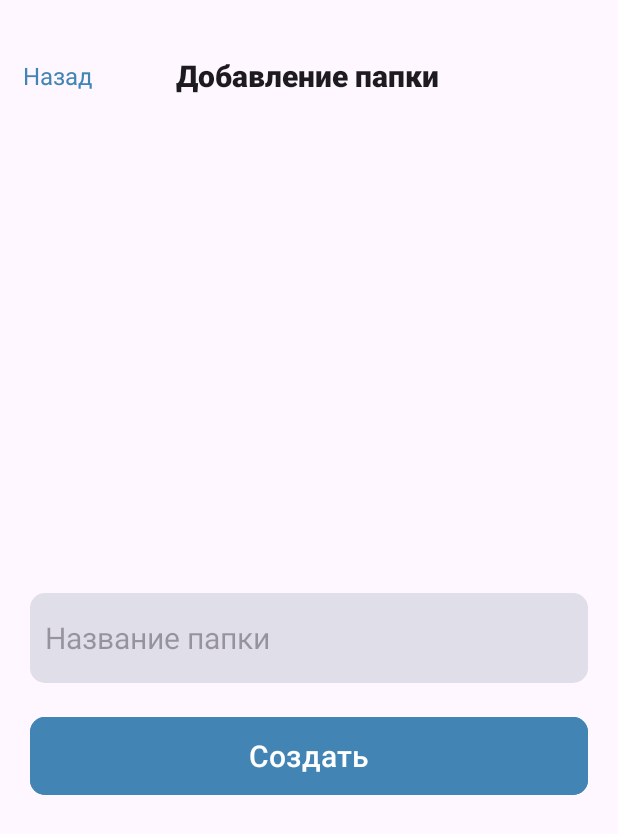
After one commit to marcuryyy/EduVisionApp, an Android app: the AddTestFolderActivity screen opened directly, with no data from a screen before it, on a phone screen of 412 x 824 dp. The commit adds this screen. Shown: the top 834 px of the screen. Run offline under Robolectric (Android 15) with nearby library versions, the phone set to English and light mode, and no system bars.

Commit message:
Added possibility to create folders w/ questions

```diff
--- /dev/null
+++ b/app/src/main/java/com/example/testproject/AddTestFolderActivity.kt
@@ -0,0 +1,40 @@
+package com.example.testproject
+
+import android.content.Intent
+import android.os.Bundle
+import android.widget.Button
+import android.widget.EditText
+import android.widget.TextView
+import android.widget.Toast
+
+
+class AddTestFolderActivity : BaseActivity()  {
+    override fun onCreate(savedInstanceState: Bundle?) {
+        super.onCreate(savedInstanceState)
+        setContentView(R.layout.activity_add_folder)
+        val folderName: EditText = findViewById(R.id.folder_name)
+        val add_button: Button = findViewById(R.id.button_create_folder)
+        val back_button: TextView = findViewById(R.id.backButton)
+
+        add_button.setOnClickListener {
+            val folder_name: String = folderName.text.toString()
+            if(folder_name != "") {
+                val db = DBfolders(this, null)
+                if(db.findFolder(folder_name)){
+                    Toast.makeText(this, "Такая папка уже существует!", Toast.LENGTH_SHORT).show()
+                }
+                else {
+                    db.addFolder(FolderCreator(folder_name))
+                    val intent = Intent(this, MyFoldersActivity::class.java)
+                    startActivity(intent)
+                }
+            } else Toast.makeText(this, "Нет названия папки!", Toast.LENGTH_LONG).show()
+        }
+
+        back_button.setOnClickListener{
+            onBackPressed()
+            overridePendingTransition(R.anim.slide_in_left, R.anim.slide_out_right)
+        }
+    }
+
+}
--- a/app/src/main/java/com/example/testproject/AddTestsActivity.kt
+++ b/app/src/main/java/com/example/testproject/AddTestsActivity.kt
@@ -21,7 +21,7 @@ class AddTestsActivity : BaseActivity() {
         val checkbox_three: CheckBox = findViewById(R.id.checkBoxVar3)
         val checkbox_four: CheckBox = findViewById(R.id.checkBoxVar4)
         val back_button: TextView = findViewById(R.id.backButton)
-
+        val folder_name = intent.getStringExtra("folder_name").toString()
         add_button.setOnClickListener {
             val testName: String = testNameText.text.toString()
             if(testName != "") {
@@ -39,8 +39,9 @@ class AddTestsActivity : BaseActivity() {
                 }
 
                 val db = DBtests(this, null)
-                db.addTest(TestCreator(testName, right_answer))
+                db.addTest(TestCreator(folder_name, testName, right_answer))
                 val intent = Intent(this, MyTestsActivity::class.java)
+                intent.putExtra("folder_name", folder_name)
                 startActivity(intent)
             } else Toast.makeText(this, "Нет названия теста!", Toast.LENGTH_LONG).show()
         }
--- a/app/src/main/java/com/example/testproject/DBtests.kt
+++ b/app/src/main/java/com/example/testproject/DBtests.kt
@@ -10,7 +10,7 @@ class DBtests(val context: Context, val factory: SQLiteDatabase.CursorFactory?)
     SQLiteOpenHelper(context, "TestStorage", factory, 1) {
 
     override fun onCreate(db: SQLiteDatabase?) {
-        val query = "CREATE TABLE tests (id INTEGER PRIMARY KEY AUTOINCREMENT, question_text TEXT, right_answer TEXT)"
+        val query = "CREATE TABLE tests (id INTEGER PRIMARY KEY AUTOINCREMENT, folder_id TEXT, question_text TEXT, right_answer TEXT)"
         db!!.execSQL(query)
     }
 
@@ -21,6 +21,7 @@ class DBtests(val context: Context, val factory: SQLiteDatabase.CursorFactory?)
 
     fun addTest(test_example: TestCreator){
         val values = ContentValues()
+        values.put("folder_id", test_example.folder_id)
         values.put("question_text", test_example.question_text)
         values.put("right_answer", test_example.right_answer)
 
--- /dev/null
+++ b/app/src/main/java/com/example/testproject/FolderCreator.kt
@@ -0,0 +1,6 @@
+package com.example.testproject
+
+class FolderCreator(title: String) {
+    val folder_name: String = title
+
+}
--- a/app/src/main/java/com/example/testproject/MyClasses.kt
+++ b/app/src/main/java/com/example/testproject/MyClasses.kt
@@ -45,7 +45,7 @@ class MyClasses : BaseActivity()  {
         }
 
         my_tests_button.setOnClickListener {
-            val intent = Intent(this, MyTestsActivity::class.java)
+            val intent = Intent(this, MyFoldersActivity::class.java)
             startActivity(intent)
             overridePendingTransition(R.anim.slide_in_right, R.anim.slide_out_left)
         }
--- a/app/src/main/java/com/example/testproject/TestCreator.kt
+++ b/app/src/main/java/com/example/testproject/TestCreator.kt
@@ -1,6 +1,7 @@
 package com.example.testproject
 
-class TestCreator(text: String, answer: String) {
+class TestCreator(folder_id: String, text: String, answer: String) {
     val question_text: String = text
+    val folder_id = folder_id
     val right_answer: String = answer
 }
--- /dev/null
+++ b/app/src/main/res/layout/activity_add_folder.xml
@@ -0,0 +1,90 @@
+<?xml version="1.0" encoding="utf-8"?>
+<androidx.constraintlayout.widget.ConstraintLayout xmlns:android="http://schemas.android.com/apk/res/android"
+    xmlns:app="http://schemas.android.com/apk/res-auto"
+    xmlns:tools="http://schemas.android.com/tools"
+    android:id="@+id/main"
+    android:layout_width="match_parent"
+    android:layout_height="match_parent"
+    android:fitsSystemWindows="true"
+    android:windowTranslucentNavigation="true"
+    android:windowTranslucentStatus="true"
+    tools:context=".AuthActivity">
+
+    <androidx.constraintlayout.widget.ConstraintLayout
+        android:id="@+id/linearLayout3"
+        android:layout_width="match_parent"
+        android:layout_height="50dp"
+        android:layout_marginTop="25dp"
+        app:layout_constraintEnd_toEndOf="parent"
+        app:layout_constraintHorizontal_bias="0.0"
+        app:layout_constraintStart_toStartOf="parent"
+        app:layout_constraintTop_toTopOf="parent">
+
+        <TextView
+            android:id="@+id/backButton"
+            android:layout_width="wrap_content"
+            android:layout_height="wrap_content"
+            android:layout_marginStart="15dp"
+            android:gravity="center"
+            android:text="Назад"
+            android:textColor="@color/lightblue"
+            android:textSize="16sp"
+            app:layout_constraintBottom_toBottomOf="parent"
+            app:layout_constraintStart_toStartOf="parent"
+            app:layout_constraintTop_toTopOf="parent" />
+
+        <TextView
+            android:id="@+id/add_test_folder_label"
+            android:layout_width="wrap_content"
+            android:layout_height="wrap_content"
+            android:clickable="false"
+            android:fontFamily="sans-serif-black"
+            android:gravity="end"
+            android:text="Добавление папки"
+            android:textAppearance="@style/TextAppearance.AppCompat.Large"
+            android:textSize="20sp"
+            android:textStyle="bold"
+            app:layout_constraintBottom_toBottomOf="parent"
+            app:layout_constraintEnd_toEndOf="parent"
+            app:layout_constraintHorizontal_bias="0.497"
+            app:layout_constraintStart_toStartOf="parent"
+            app:layout_constraintTop_toTopOf="parent" />
+    </androidx.constraintlayout.widget.ConstraintLayout>
+
+    <EditText
+        android:id="@+id/folder_name"
+        android:layout_width="match_parent"
+        android:layout_height="60dp"
+        android:layout_marginStart="20dp"
+        android:layout_marginTop="320dp"
+        android:layout_marginEnd="20dp"
+        android:background="@drawable/rounded_corners"
+        android:ems="10"
+        android:hint="Название папки"
+        android:inputType="text"
+        android:padding="10dp"
+        android:textSize="20sp"
+        app:layout_constraintEnd_toEndOf="parent"
+        app:layout_constraintHorizontal_bias="0.0"
+        app:layout_constraintStart_toStartOf="parent"
+        app:layout_constraintTop_toBottomOf="@+id/linearLayout3" />
+
+    <Button
+        android:id="@+id/button_create_folder"
+        android:layout_width="match_parent"
+        android:layout_height="60dp"
+        android:layout_marginStart="20dp"
+        android:layout_marginEnd="20dp"
+        android:backgroundTint="@color/lightblue"
+        android:text="Создать"
+        android:textSize="20sp"
+        app:cornerRadius="10dp"
+        app:layout_constraintBottom_toBottomOf="parent"
+        app:layout_constraintEnd_toEndOf="parent"
+        app:layout_constraintHorizontal_bias="0.0"
+        app:layout_constraintStart_toStartOf="parent"
+        app:layout_constraintTop_toBottomOf="@+id/folder_name"
+        app:layout_constraintVertical_bias="0.06" />
+
+
+</androidx.constraintlayout.widget.ConstraintLayout>
```
Also changed, not shown: app/src/main/AndroidManifest.xml (+11 -1 lines), app/src/main/java/com/example/testproject/ClassInfoPage.kt (+3 -4 lines), app/src/main/java/com/example/testproject/DBfolders.kt (added, +46 -0 lines), app/src/main/java/com/example/testproject/FoldersAdapter.kt (added, +43 -0 lines), app/src/main/java/com/example/testproject/MyFoldersActivity.kt (added, +65 -0 lines), app/src/main/java/com/example/testproject/MyTestsActivity.kt (+14 -7 lines), app/src/main/res/layout/activity_my_folders.xml (added, +102 -0 lines), app/src/main/res/layout/folder_layout.xml (added, +44 -0 lines).
